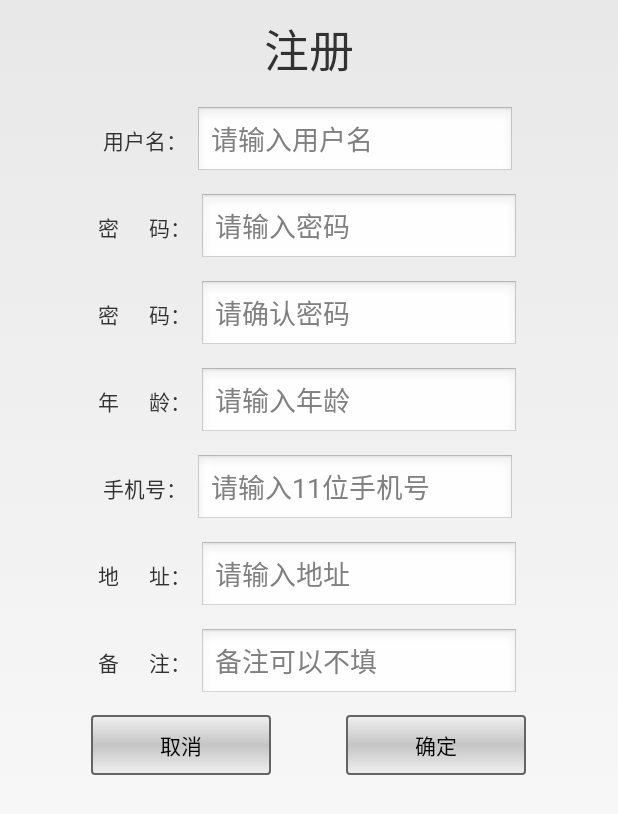
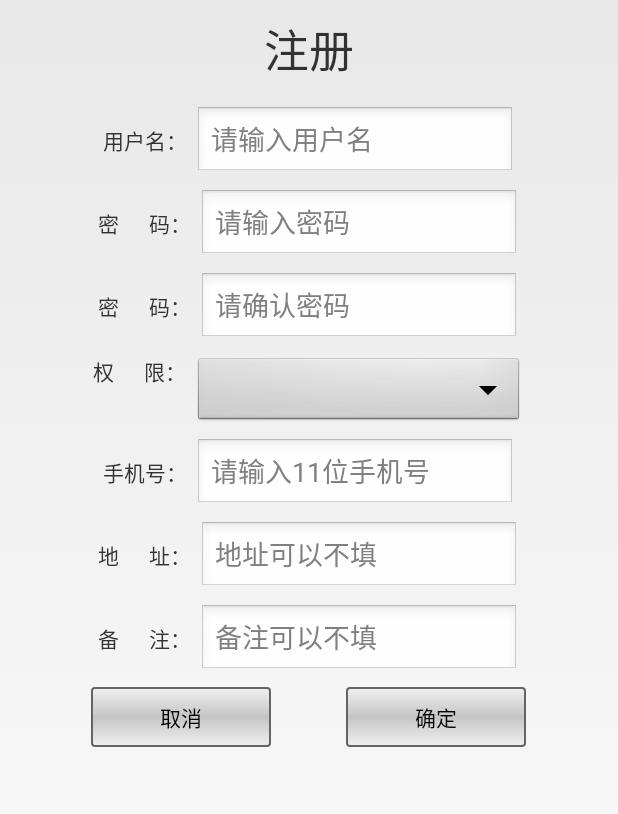
Before and after one commit to kuangxuefeng/InventoryManager, an Android app: the JoinActivity screen opened directly, with no data from a screen before it, on a phone screen of 412 x 824 dp. Shown: the top 814 px of the screen. Run offline under Robolectric (Android 15) with nearby library versions, the phone set to English and light mode, and no system bars; 1 statement that could not run was skipped.

Commit message:
添加用户管理

```diff
--- a/app/src/main/java/com/kxf/inventorymanager/activity/BaseActivity.java
+++ b/app/src/main/java/com/kxf/inventorymanager/activity/BaseActivity.java
@@ -7,13 +7,18 @@ import android.os.Bundle;
 import android.view.Window;
 
 import com.kxf.inventorymanager.AppConfig;
+import com.kxf.inventorymanager.MyApplication;
+import com.kxf.inventorymanager.entity.User;
 import com.kxf.inventorymanager.utils.LogUtil;
+
+import org.xutils.ex.DbException;
 
 public class BaseActivity extends Activity {
 
     private String tag = "";
     protected Activity mActivity;
     protected Context mContext;
+    protected User user;
 
     @Override
     protected void onCreate(Bundle savedInstanceState) {
@@ -24,6 +29,12 @@ public class BaseActivity extends Activity {
         tag = this.getPackageName() + "." + this.getLocalClassName();
         tag = "do in " + tag + AppConfig.BASE_ACTIVITY_LOG_INFO_STRING;
         LogUtil.e(tag);
+        String userName = MyApplication.getShare(LoginActivity.KEY_USER_NAME);
+        try {
+            user = MyApplication.db().selector(User.class).where("name", "=", userName).findFirst();
+        } catch (DbException e) {
+            e.printStackTrace();
+        }
     }
 
     @Override
--- a/app/src/main/java/com/kxf/inventorymanager/activity/LoginActivity.java
+++ b/app/src/main/java/com/kxf/inventorymanager/activity/LoginActivity.java
@@ -15,13 +15,15 @@ import android.widget.TextView;
 import android.widget.Toast;
 
 import com.kxf.inventorymanager.BuildConfig;
+import com.kxf.inventorymanager.MyApplication;
 import com.kxf.inventorymanager.R;
 import com.kxf.inventorymanager.entity.User;
 
 public class LoginActivity extends BaseActivity implements OnClickListener {
 
     private String TAG = "LoginActivity";
-    private User user = null;
+    public static final String KEY_USER_NAME = "key_user_name";
+    public static final String KEY_USER_PW = "key_user_pw";
     private EditText et_name = null;
     private EditText et_pw = null;
     private Button btn_login = null;
@@ -87,6 +89,8 @@ public class LoginActivity extends BaseActivity implements OnClickListener {
                 btn_cancel.setEnabled(false);
                 btn_join.setEnabled(false);
 //                checkInput();
+
+                MyApplication.saveShare(KEY_USER_NAME, et_name.getText().toString().trim());
                 handler.sendEmptyMessage(1000);
                 break;
 
--- a/app/src/main/res/layout/activity_join.xml
+++ b/app/src/main/res/layout/activity_join.xml
@@ -17,7 +17,7 @@
     <LinearLayout
         android:id="@+id/ll_join_name"
         android:layout_width="wrap_content"
-        android:layout_height="wrap_content"
+        android:layout_height="50dp"
         android:layout_below="@+id/tv_join"
         android:layout_centerHorizontal="true"
         android:layout_marginTop="15dp" >
@@ -41,10 +41,10 @@
     <LinearLayout
         android:id="@+id/ll_join_pw"
         android:layout_width="wrap_content"
-        android:layout_height="wrap_content"
+        android:layout_height="50dp"
         android:layout_below="@+id/ll_join_name"
         android:layout_centerHorizontal="true"
-        android:layout_marginTop="10dp" >
+        android:layout_marginTop="5dp" >
 
         <TextView
             android:id="@+id/tv_join_pw"
@@ -66,10 +66,10 @@
     <LinearLayout
         android:id="@+id/ll_join_pw_again"
         android:layout_width="wrap_content"
-        android:layout_height="wrap_content"
+        android:layout_height="50dp"
         android:layout_below="@+id/ll_join_pw"
         android:layout_centerHorizontal="true"
-        android:layout_marginTop="10dp" >
+        android:layout_marginTop="5dp" >
 
         <TextView
             android:id="@+id/tv_join_pw_again"
@@ -89,37 +89,36 @@
     </LinearLayout>
 
     <LinearLayout
-        android:id="@+id/ll_join_age"
+        android:id="@+id/ll_join_qx"
         android:layout_width="wrap_content"
-        android:layout_height="wrap_content"
+        android:layout_height="50dp"
         android:layout_below="@+id/ll_join_pw_again"
         android:layout_centerHorizontal="true"
-        android:layout_marginTop="10dp" >
+        android:layout_marginTop="5dp" >
 
         <TextView
-            android:id="@+id/tv_join_age"
+            android:id="@+id/tv_join_qx"
             android:layout_width="wrap_content"
             android:layout_height="wrap_content"
-            android:text="年      龄：" />
+            android:text="权      限：" />
 
-        <EditText
-            android:id="@+id/et_join_age"
-            android:layout_width="wrap_content"
+        <Spinner
+            android:id="@+id/et_join_qx"
+            android:layout_width="220dp"
             android:layout_height="wrap_content"
             android:layout_marginLeft="5dp"
             android:inputType="number"
-            android:ems="10"
-            android:hint="请输入年龄" >
-        </EditText>
+             >
+        </Spinner>
     </LinearLayout>
 
     <LinearLayout
         android:id="@+id/ll_join_tel"
         android:layout_width="wrap_content"
-        android:layout_height="wrap_content"
-        android:layout_below="@+id/ll_join_age"
+        android:layout_height="50dp"
+        android:layout_below="@+id/ll_join_qx"
         android:layout_centerHorizontal="true"
-        android:layout_marginTop="10dp" >
+        android:layout_marginTop="5dp" >
 
         <TextView
             android:id="@+id/tv_join_tel"
@@ -134,6 +133,7 @@
             android:layout_marginLeft="5dp"
             android:inputType="number"
             android:ems="10"
+            android:maxLength="11"
             android:hint="请输入11位手机号" >
         </EditText>
     </LinearLayout>
@@ -141,10 +141,10 @@
     <LinearLayout
         android:id="@+id/ll_join_address"
         android:layout_width="wrap_content"
-        android:layout_height="wrap_content"
+        android:layout_height="50dp"
         android:layout_below="@+id/ll_join_tel"
         android:layout_centerHorizontal="true"
-        android:layout_marginTop="10dp" >
+        android:layout_marginTop="5dp" >
 
         <TextView
             android:id="@+id/tv_join_address"
@@ -158,17 +158,17 @@
             android:layout_height="wrap_content"
             android:layout_marginLeft="5dp"
             android:ems="10"
-            android:hint="请输入地址" >
+            android:hint="地址可以不填" >
         </EditText>
     </LinearLayout>
 
     <LinearLayout
         android:id="@+id/ll_join_info"
         android:layout_width="wrap_content"
-        android:layout_height="wrap_content"
+        android:layout_height="50dp"
         android:layout_below="@+id/ll_join_address"
         android:layout_centerHorizontal="true"
-        android:layout_marginTop="10dp" >
+        android:layout_marginTop="5dp" >
 
         <TextView
             android:id="@+id/tv_join_info"
@@ -189,10 +189,10 @@
     <LinearLayout
         android:id="@+id/ll_join_btn"
         android:layout_width="wrap_content"
-        android:layout_height="wrap_content"
+        android:layout_height="50dp"
         android:layout_below="@+id/ll_join_info"
         android:layout_centerHorizontal="true"
-        android:layout_marginTop="10dp" >
+        android:layout_marginTop="5dp" >
 
         <Button
             android:id="@+id/btn_join_exit"
--- a/app/src/main/res/layout/activity_login.xml
+++ b/app/src/main/res/layout/activity_login.xml
@@ -41,7 +41,7 @@
             android:layout_height="wrap_content"
             android:layout_marginLeft="5dp"
             android:ems="10"
-            android:text="tom" >
+            android:text="" >
 
             <requestFocus />
         </EditText>
@@ -68,7 +68,7 @@
             android:layout_marginLeft="5dp"
             android:ems="10"
             android:inputType="textPassword"
-            android:text="tom" >
+            android:text="" >
         </EditText>
     </LinearLayout>
 
@@ -103,6 +103,7 @@
         android:layout_marginTop="30dp"
         android:background="@drawable/selector_main_button"
         android:text="新用户注册"
+        android:visibility="gone"
         android:textColor="#00D000" />
 
     <TextView
```
Also changed, not shown: app/src/main/java/com/kxf/inventorymanager/MyApplication.java (+21 -0 lines), app/src/main/java/com/kxf/inventorymanager/activity/JoinActivity.java (+64 -18 lines), app/src/main/java/com/kxf/inventorymanager/activity/MainMenuActivity.java (+11 -1 lines), app/src/main/java/com/kxf/inventorymanager/entity/User.java (+26 -20 lines), app/src/main/res/layout/activity_main_menu.xml (+16 -0 lines).
